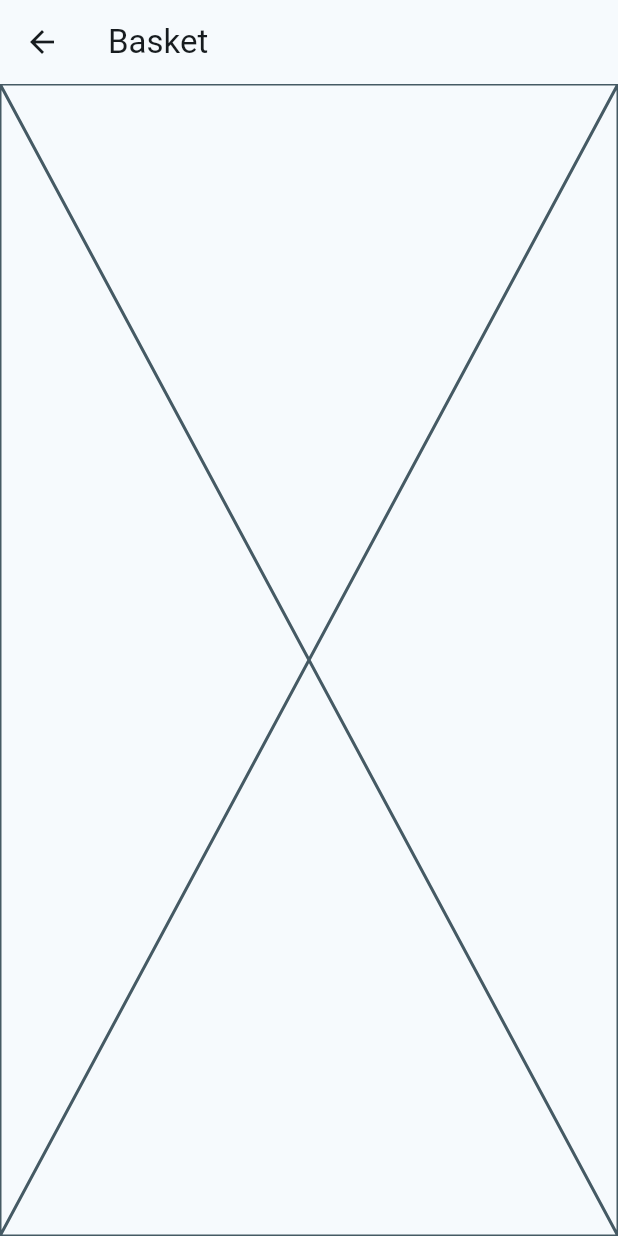
After one commit to MohsenNamazi/flutter_riverpod, a Flutter app: the BasketScreen screen opened by its route, on a phone screen of 412 x 824 dp. The commit adds this screen. Run offline on Flutter 3.47's test engine with Material 3 defaults, Android fonts, the phone set to English and light mode, and no system bars; our stand-ins replace auto_route, dio, flutter_riverpod, freezed_annotation, rxdart; missing offline and left inert: random_name_generator.

Commit message:
feat: add basket page place holder

```diff
--- a/lib/app_router.dart
+++ b/lib/app_router.dart
@@ -1,4 +1,5 @@
 import 'package:auto_route/auto_route.dart';
+import 'package:circus_basket/feature/basket/basket_screen.dart';
 import 'package:circus_basket/feature/login/login_screen.dart';
 import 'package:circus_basket/feature/products/products_screen.dart';
 import 'package:flutter_riverpod/flutter_riverpod.dart';
@@ -13,5 +14,6 @@ class AppRouter extends _$AppRouter {
   List<AutoRoute> get routes => [
         AutoRoute(page: LoginRoute.page, initial: true, path: '/login'),
         AutoRoute(page: ProductsRoute.page, path: '/products'),
+        AutoRoute(page: BasketRoute.page, path: '/basket'),
       ];
 }
--- /dev/null
+++ b/lib/feature/basket/basket_screen.dart
@@ -0,0 +1,18 @@
+import 'package:auto_route/auto_route.dart';
+import 'package:flutter/material.dart';
+import 'package:flutter_riverpod/flutter_riverpod.dart';
+
+@RoutePage()
+class BasketScreen extends ConsumerWidget {
+  const BasketScreen({super.key});
+
+  @override
+  Widget build(BuildContext context, WidgetRef ref) {
+    return Scaffold(
+      appBar: AppBar(
+        title: const Text('Basket'),
+      ),
+      body: const Placeholder(),
+    );
+  }
+}
```
Also changed, not shown: lib/feature/products/products_screen.dart (+6 -2 lines), lib/app_router.gr.dart.
